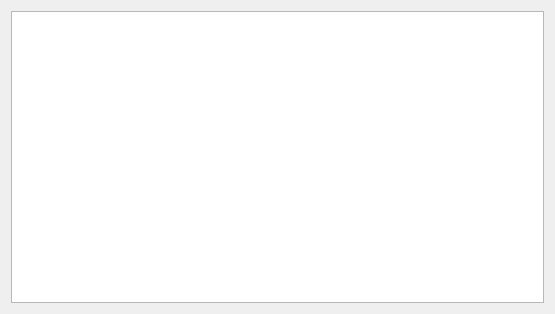
Old version of the form Source/Tools/MGEditor/Editors/StringTableEditor.ui in the repository cat-anna/MoonGlare.
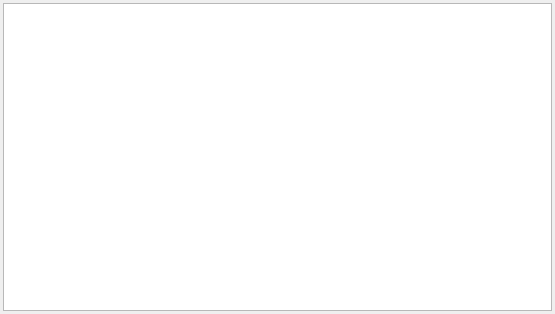
New version of the form.

Commit message: [master] update editor importer and processors

```diff
--- a/Source/Tools/MGEditor/Editors/StringTableEditor.ui
+++ b/Source/Tools/MGEditor/Editors/StringTableEditor.ui
@@ -20,6 +20,18 @@
    <property name="spacing">
     <number>2</number>
    </property>
+   <property name="leftMargin">
+    <number>3</number>
+   </property>
+   <property name="topMargin">
+    <number>3</number>
+   </property>
+   <property name="rightMargin">
+    <number>3</number>
+   </property>
+   <property name="bottomMargin">
+    <number>3</number>
+   </property>
    <item>
     <widget class="QTreeView" name="treeView">
      <property name="sortingEnabled">
```
The commit also changes 8 other files.
